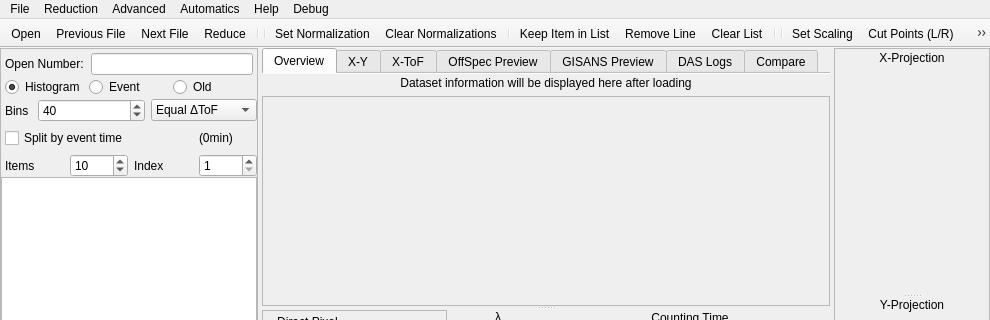
Old version of the form designer/main_window.ui in the repository aglavic/quicknxs; both pictures show x 0 to 990 and y 0 to 320 of the 990 by 861 pixel window.
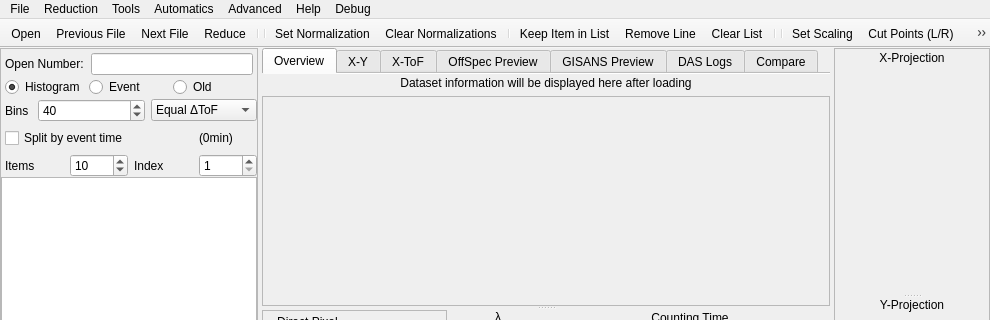
New version of the form. Icons and pictures are not drawn. Custom widgets are drawn as their Qt base class.

Commit message: -Add Point Picker dialog to filter unwanted data points -Improve HeaderParser class to handle filenames and read meta data -Add 'Tools' Menu

```diff
--- a/designer/main_window.ui
+++ b/designer/main_window.ui
@@ -2736,10 +2736,18 @@
     <addaction name="separator"/>
     <addaction name="actionRaise_Error"/>
    </widget>
+   <widget class="QMenu" name="menuTools">
+    <property name="title">
+     <string>Tools</string>
+    </property>
+    <addaction name="actionOpen_Compare_Window"/>
+    <addaction name="actionFilter_Points"/>
+   </widget>
    <addaction name="menuFile"/>
    <addaction name="menuReduction"/>
-   <addaction name="menuAdvanced"/>
+   <addaction name="menuTools"/>
    <addaction name="menuAutomatics"/>
+   <addaction name="menuAdvanced"/>
    <addaction name="menuHelp"/>
    <addaction name="menuSTAFF"/>
   </widget>
```
Left out of the diff: 27 changed lines with no effect on the pictures. The commit also changes 6 other files.
